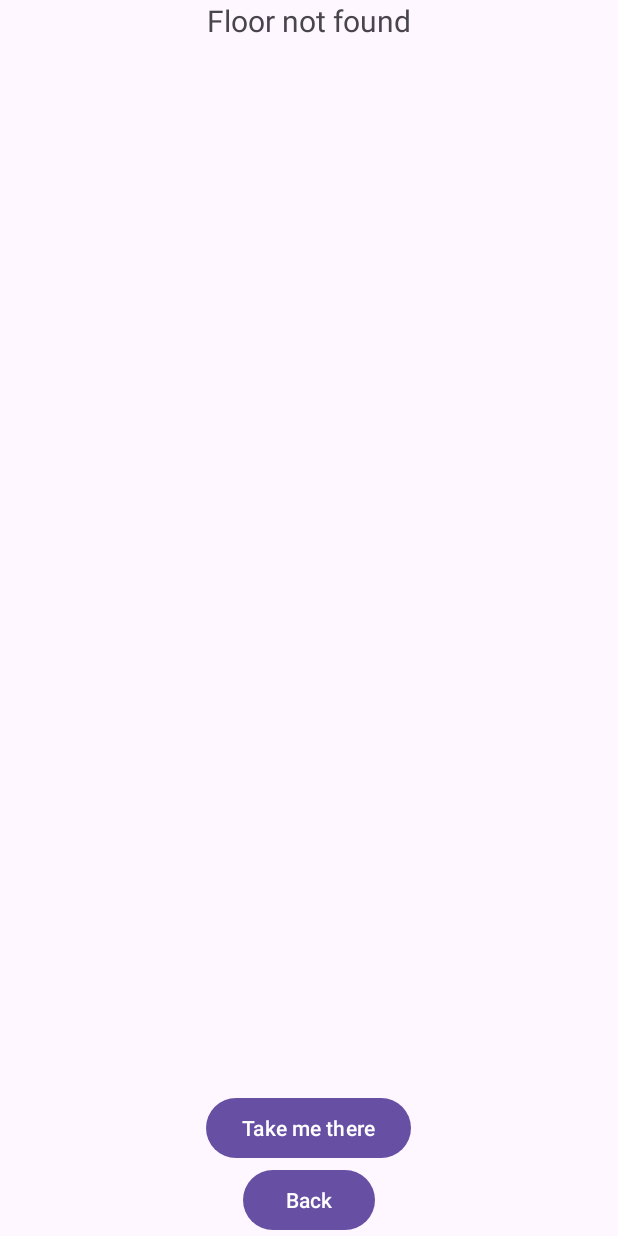
After one commit to ThomasKain/CS597Project, an Android app: the FindSeatFloorLayout screen opened directly, with no data from a screen before it, on a phone screen of 412 x 824 dp. The commit adds this screen. Run offline under Robolectric (Android 15) with nearby library versions, the phone set to English and light mode, and no system bars.

Commit message:
Seat matches pages uses prior merges function, which goes to the appropriate seat layout (appropriate photos have to be added) which then go to the appropriate directional map (statix photo, appropriate photo already uploaded).

```diff
--- a/app/src/main/java/edu/stevens/cs597/seatfinder/FindSeatBuildingSelection.kt
+++ b/app/src/main/java/edu/stevens/cs597/seatfinder/FindSeatBuildingSelection.kt
@@ -89,7 +89,7 @@ class FindSeatBuildingSelection : AppCompatActivity() {
             // Toast.makeText(this, "$matches", Toast.LENGTH_LONG).show()
             Toast.makeText(this, "matching groups: $groupCount", Toast.LENGTH_SHORT).show()
 
-            // Maya, the search result should be able to be read from any activity file  through global object SeatSearchResults.matches
+            // Maya, the search result should be able to be read from any activity file through global object SeatSearchResults.matches
             SeatSearchResults.matches = matches
             startActivity(Intent(this, FindSeatBestMatches::class.java))
         }
--- /dev/null
+++ b/app/src/main/java/edu/stevens/cs597/seatfinder/FindSeatFloorLayout.kt
@@ -0,0 +1,64 @@
+package edu.stevens.cs597.seatfinder
+
+import android.content.Intent
+import android.os.Bundle
+import android.widget.Button
+import android.widget.ImageView
+import android.widget.TextView
+import androidx.activity.enableEdgeToEdge
+import androidx.appcompat.app.AppCompatActivity
+import androidx.core.view.ViewCompat
+import androidx.core.view.WindowInsetsCompat
+import edu.stevens.cs597.seatfinder.GlobalSeatMap.getFloor
+
+class FindSeatFloorLayout : AppCompatActivity() {
+    override fun onCreate(savedInstanceState: Bundle?) {
+        super.onCreate(savedInstanceState)
+        enableEdgeToEdge()
+        setContentView(R.layout.activity_find_seat_floor_layout)
+        ViewCompat.setOnApplyWindowInsetsListener(findViewById(R.id.main)) { v, insets ->
+            val systemBars = insets.getInsets(WindowInsetsCompat.Type.systemBars())
+            v.setPadding(systemBars.left, systemBars.top, systemBars.right, systemBars.bottom)
+            insets
+        }
+
+        //values passed from button on best seat matches to display correct floor layout picture
+        val floorId = intent.getStringExtra("FLOOR_ID")
+        val seatIds = intent.getStringArrayListExtra("SEAT_IDS") ?: arrayListOf()
+        val floor = floorId?.let { GlobalSeatMap.getFloor(it) }
+
+        val title = findViewById<TextView>(R.id.map_title)
+        val seats = findViewById<TextView>(R.id.map_seats)
+        val image = findViewById<ImageView>(R.id.map_image)
+
+        if (floor == null) {
+            title.text = "Floor not found"
+        } else {
+            title.text = floor.label
+
+            if (seatIds.isNotEmpty()) {
+                seats.text = if (seatIds.size > 1)
+                    "Seats ${seatIds.first()}-${seatIds.last()}"
+                else
+                    "Seat ${seatIds.first()}"
+            }
+
+            val resId = resources.getIdentifier(floor.mapImage, "drawable", packageName)
+            if (resId != 0) {
+                image.setImageResource(resId)
+            } else {
+                seats.text = "No map image for ${floor.mapImage}"
+            }
+        }
+
+        //send same information to directional layout page to make sure the right map shows up
+        findViewById<Button>(R.id.button_take_me_there).setOnClickListener {
+            startActivity(Intent(this, FindSeatDirectionalMap::class.java).putExtras(intent))
+        }
+
+        //back button
+        findViewById<Button>(R.id.button_back).setOnClickListener {
+            finish()
+        }
+    }
+}
--- /dev/null
+++ b/app/src/main/res/layout/activity_find_seat_floor_layout.xml
@@ -0,0 +1,46 @@
+<?xml version="1.0" encoding="utf-8"?>
+<LinearLayout xmlns:android="http://schemas.android.com/apk/res/android"
+    xmlns:tools="http://schemas.android.com/tools"
+    android:id="@+id/main"
+    android:layout_width="match_parent"
+    android:layout_height="match_parent"
+    android:orientation="vertical"
+    android:padding="8dp"
+    tools:context=".FindSeatDirectionalMap">
+
+    <TextView
+        android:id="@+id/map_title"
+        android:layout_width="match_parent"
+        android:layout_height="wrap_content"
+        android:gravity="center"
+        android:textSize="20sp" />
+
+    <TextView
+        android:id="@+id/map_seats"
+        android:layout_width="match_parent"
+        android:layout_height="wrap_content"
+        android:gravity="center" />
+
+    <ImageView
+        android:id="@+id/map_image"
+        android:layout_width="match_parent"
+        android:layout_height="0dp"
+        android:layout_weight="1"
+        android:scaleType="fitCenter"
+        android:contentDescription="Floor map" />
+
+    <Button
+        android:id="@+id/button_take_me_there"
+        android:layout_width="wrap_content"
+        android:layout_height="wrap_content"
+        android:layout_gravity="center_horizontal"
+        android:text="Take me there" />
+
+    <Button
+        android:id="@+id/button_back"
+        android:layout_width="wrap_content"
+        android:layout_height="wrap_content"
+        android:layout_gravity="center_horizontal"
+        android:text="Back" />
+
+</LinearLayout>
```
Also changed, not shown: app/src/main/AndroidManifest.xml (+8 -0 lines), app/src/main/java/edu/stevens/cs597/seatfinder/FindSeatBestMatches.kt (+49 -0 lines), app/src/main/java/edu/stevens/cs597/seatfinder/FindSeatDirectionalMap.kt (added, +59 -0 lines), app/src/main/java/edu/stevens/cs597/seatfinder/GlobalSeatMap.kt (+9 -2 lines), app/src/main/res/layout/activity_find_seat_best_matches.xml (+11 -17 lines), app/src/main/res/layout/activity_find_seat_directional_map.xml (added, +39 -0 lines), app/src/main/res/drawable-nodpi/directions_gn.png (added), app/src/main/res/drawable-nodpi/directions_gs.png (added), app/src/main/res/drawable-nodpi/gateway_north_floor1.png (added), app/src/main/res/drawable-nodpi/gateway_north_floor2.png (added), app/src/main/res/drawable-nodpi/gateway_south_floor1.png (added), app/src/main/res/drawable-nodpi/gateway_south_floor2.png (added).
